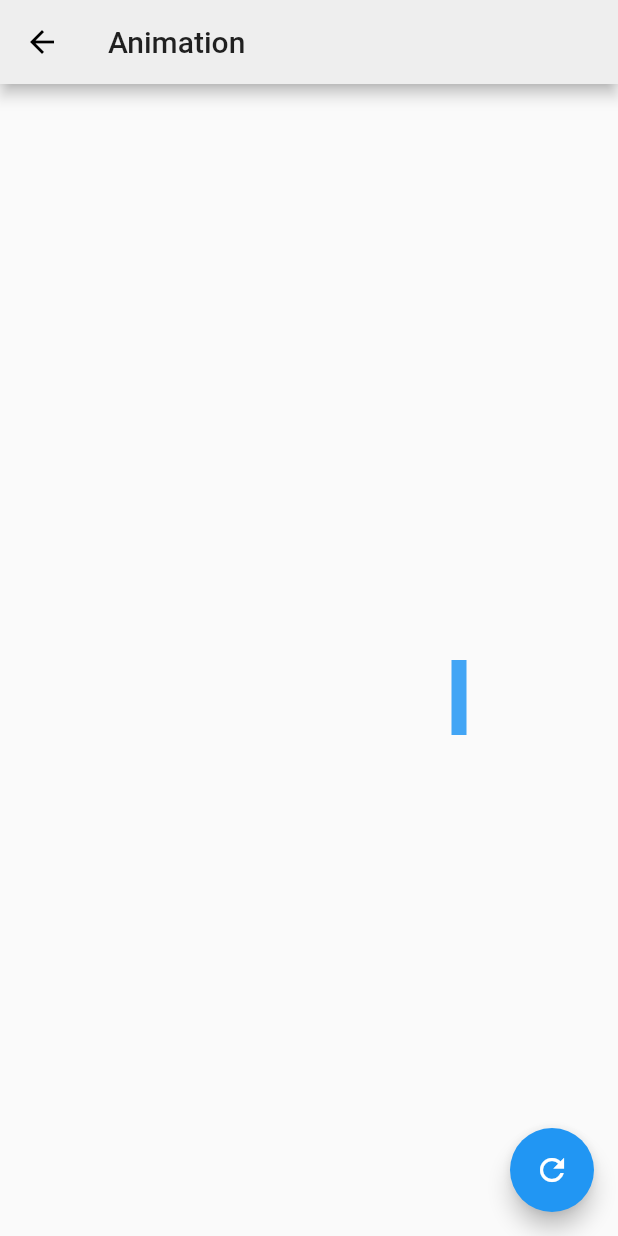
After one commit to KeithLier/flutter_demo, a Flutter app: the screen it shows after launch, after a tap on "Flutter Animation", on a phone screen of 412 x 824 dp. The commit adds this screen. Run offline on Flutter 3.47's test engine with Material 2 defaults, Android fonts, the phone set to English and light mode, and no system bars; our stand-ins replace firebase_database, google_sign_in, image_picker; accounts and stored records are empty; network calls fail.

Commit message:
start learing flutter animation

```diff
--- /dev/null
+++ b/lib/Animation/Animation.dart
@@ -0,0 +1,98 @@
+import 'package:flutter/material.dart';
+import 'dart:math';
+import 'package:flutter/animation.dart';
+import 'dart:ui' show lerpDouble;
+
+class AnimationPage extends StatefulWidget {
+  @override
+  State<StatefulWidget> createState() {
+    // TODO: implement createState
+    return AnimationState();
+  }
+}
+
+class AnimationState extends State<AnimationPage> with TickerProviderStateMixin {
+
+  final random = new Random();
+  int dataSet = 50;
+  AnimationController animation;
+  double startHeight;
+  double currentHeight;
+  double endHeight;
+
+  @override
+  void initState() {
+    super.initState();
+    animation = new AnimationController(
+      duration: const Duration(milliseconds: 300), vsync: this
+    )
+    ..addListener((){
+      setState(() {
+        currentHeight = lerpDouble(startHeight, endHeight, animation.value);
+      });
+    });
+    startHeight = 0.0;
+    currentHeight = 0.0;
+    endHeight = dataSet.toDouble();
+    animation.forward();
+  }
+
+  @override
+  void dispose() {
+    animation.dispose();
+    super.dispose();
+  }
+
+  void changeData() {
+    setState(() {
+      startHeight = currentHeight;
+      dataSet = random.nextInt(100);
+      endHeight = dataSet.toDouble();
+      animation.forward(from: 0.0);
+    });
+  }
+  @override
+  Widget build(BuildContext context) {
+    // TODO: implement build
+    return new Scaffold(
+      appBar: new AppBar(
+        title: new Text('Animation'),
+        backgroundColor: Colors.grey[200],
+      ),
+      body: new Center(
+        child: new CustomPaint(
+          size: new Size(200.0, 100.0),
+          painter: new BarChartPainter(currentHeight),
+        ),
+      ),
+      floatingActionButton: new FloatingActionButton(
+        onPressed: changeData,
+        child: new Icon(Icons.refresh),
+      ),
+    );
+  }
+}
+
+
+class BarChartPainter extends CustomPainter {
+  static const barWidth = 10.0;
+
+  BarChartPainter(this.barHeight);
+  // ignore: missing_function_body
+  final double barHeight;
+
+  void paint(Canvas canvas, Size size) {
+    final paint = new Paint()
+        ..color = Colors.blue[400]
+        ..style = PaintingStyle.fill;
+    canvas.drawRect(
+      new Rect.fromLTWH(size.width-barWidth/2.0, size.height-barHeight, barWidth, barHeight),
+    paint);
+  }
+
+  @override
+  bool shouldRepaint(BarChartPainter oldDelegate) {
+    // TODO: implement shouldRepaint
+    return barHeight != oldDelegate.barHeight;
+  }
+}
--- a/lib/app.dart
+++ b/lib/app.dart
@@ -42,6 +42,7 @@ class AppMainState extends State<AppMain> {
     ),
   ];
   final List<StatefulWidget> vcSet = [ new CKCHome(),new AppHome(),new AppContact(),new AppDiscover(),new AppMe()];
+//  final List<StatefulWidget> vcSet = [new AppHome(),new AppContact(),new AppDiscover(),new AppMe()];
   int _sindex=0;
   @override
   Widget build(BuildContext context){
--- a/lib/ckc/ckchome.dart
+++ b/lib/ckc/ckchome.dart
@@ -6,6 +6,7 @@ import 'dart:convert';
 import 'message.dart';
 import 'sign.dart';
 import 'package:flutter_app/server/server.dart';
+import 'package:flutter_app/Animation/Animation.dart';
 
 class CKCHome extends StatefulWidget {
   CKCHome({Key key, this.title}) : super(key: key);
@@ -107,6 +108,19 @@ class CKCHomeState extends State<CKCHome> {
                         )
                     );
                   }
+              ),
+              new SizedBox(height: 32.0),
+              new RaisedButton(
+                  child: new Text('Flutter Animation'),
+                  onPressed: (){
+                    Navigator.of(context).push(
+                        new MaterialPageRoute(
+                            builder: (context){
+                              return AnimationPage();
+                            }
+                        )
+                    );
+                  }
               )
             ],
           ),
```
